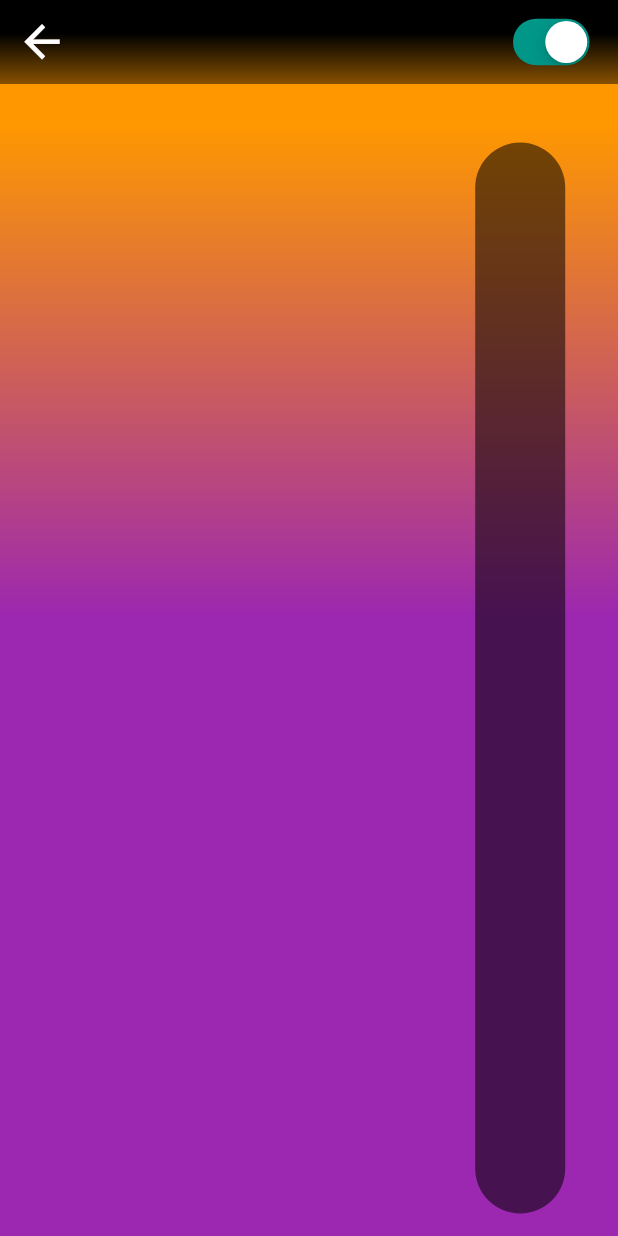
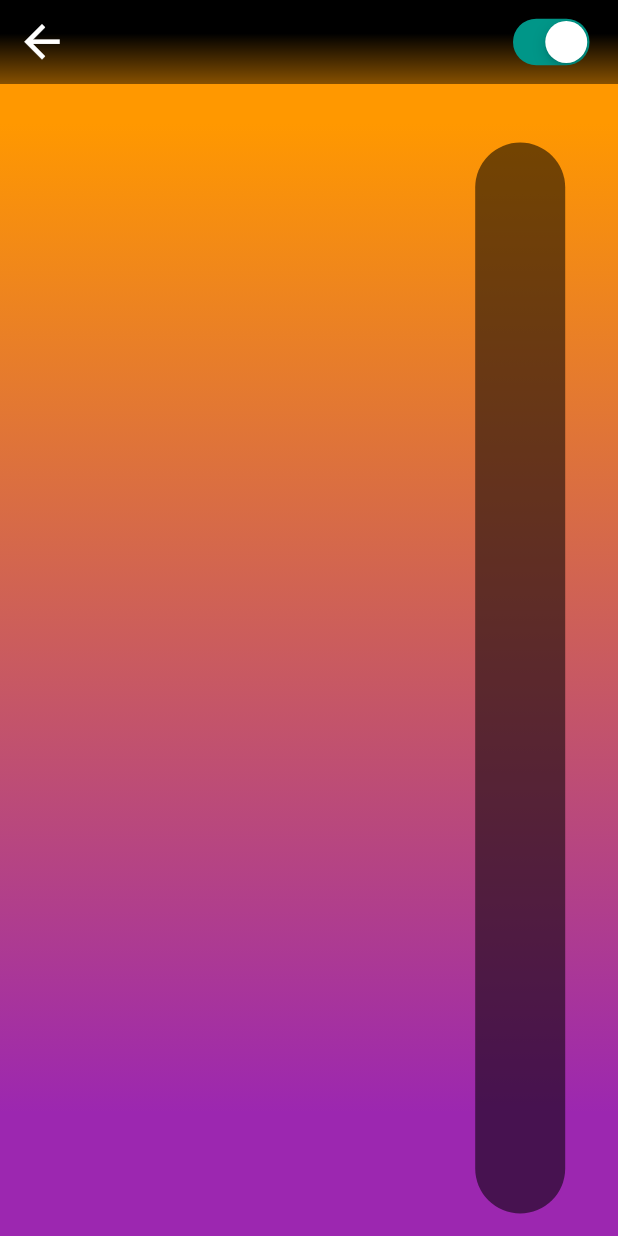
Before and after one commit to fischi1/LEDctrl, a Flutter app: the SimplePresetPage screen opened directly, on a phone screen of 412 x 824 dp. Run offline on Flutter 3.47's test engine with Material 2 defaults, Android fonts, the phone set to English and light mode, and no system bars; our stand-ins replace flutter_colorpicker.

Commit message:
color in color breakpoints changed to hsvcolor

```diff
--- a/lib/components/slider/ColorSlider.dart
+++ b/lib/components/slider/ColorSlider.dart
@@ -43,7 +43,7 @@ class ColorSlider extends StatelessWidget {
 
     var newList = List.of(breakpoints);
     newList.add(ColorBreakpoint(
-      color: Color.fromRGBO(255, 255, 255, 1),
+      color: HSVColor.fromColor(Colors.white),
       position: actualRelativePos,
     ));
     onChange(newList);
--- a/lib/domain/ColorBreakpoint.dart
+++ b/lib/domain/ColorBreakpoint.dart
@@ -4,7 +4,7 @@ import 'package:uuid/uuid.dart';
 class ColorBreakpoint {
   String id = Uuid().v4();
 
-  Color color;
+  HSVColor color;
 
   double brightnessMultiplier;
 
@@ -12,7 +12,7 @@ class ColorBreakpoint {
   double position;
 
   ColorBreakpoint({
-    this.color = Colors.white,
+    this.color,
     this.position = 0,
     this.brightnessMultiplier = 1,
   });
@@ -25,11 +25,12 @@ class ColorBreakpoint {
   }
 
   Color getEffectiveColor() {
-    return Color.fromARGB(
-      255,
-      (color.red * brightnessMultiplier).floor(),
-      (color.green * brightnessMultiplier).floor(),
-      (color.blue * brightnessMultiplier).floor(),
+    final rgbColor = color.toColor();
+    return Color.fromRGBO(
+      (rgbColor.red * brightnessMultiplier).floor(),
+      (rgbColor.green * brightnessMultiplier).floor(),
+      (rgbColor.blue * brightnessMultiplier).floor(),
+      1,
     );
   }
 
--- a/lib/views/ChoosePresetType.dart
+++ b/lib/views/ChoosePresetType.dart
@@ -31,7 +31,7 @@ class ChoosePresetType extends StatelessWidget {
           ListTile(
             leading: Icon(Icons.web_asset),
             title: Text('Color'),
-            subtitle: Text("Simple composition on or more colors"),
+            subtitle: Text("Create a preset out of one or more colors"),
             onTap: () => _handleSelection(context, PresetType.simple),
           ),
           ListTile(
--- a/lib/views/SimplePresetPage.dart
+++ b/lib/views/SimplePresetPage.dart
@@ -25,12 +25,12 @@ class _SimplePresetPageState extends State<SimplePresetPage> {
     super.initState();
     breakpoints = List();
     breakpoints.add(ColorBreakpoint(
-      color: Colors.orange,
+      color: HSVColor.fromColor(Colors.orange),
       position: 0.1,
     ));
     breakpoints.add(ColorBreakpoint(
-      color: Colors.purple,
-      position: 0.5,
+      color: HSVColor.fromColor(Colors.purple),
+      position: 0.9,
     ));
   }
 
```
Also changed, not shown: lib/api/SetPreset.dart (+4 -3 lines), lib/components/slider/ColorBreakpointEditor.dart (+9 -10 lines).
